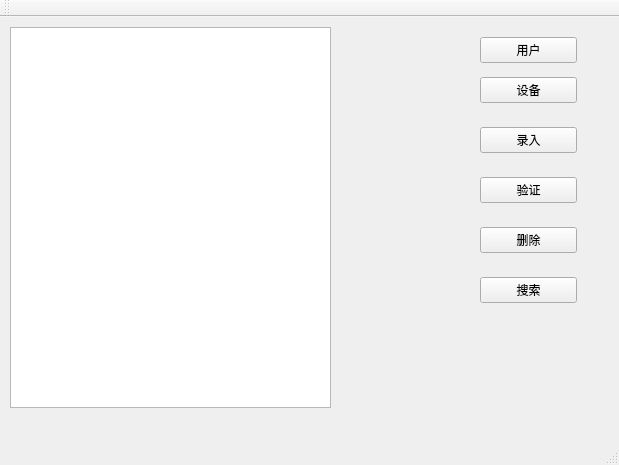
This is MyFingerVein/mainwindow.ui in gessd/whh as Qt 5 draws it before an edit. The edited form follows.
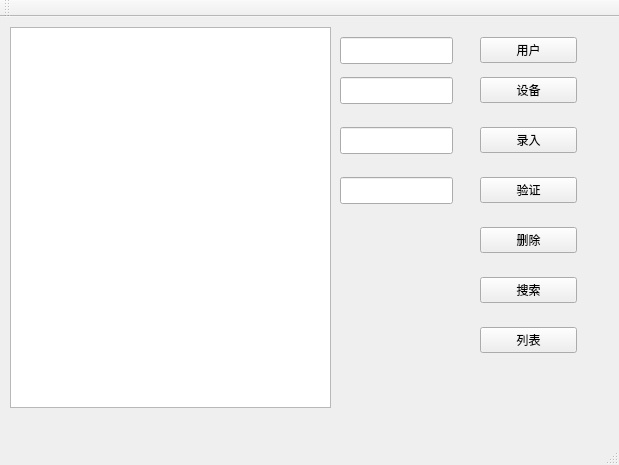
This is the edited form.

Commit message: 接口测试

```diff
--- a/MyFingerVein/mainwindow.ui
+++ b/MyFingerVein/mainwindow.ui
@@ -102,6 +102,59 @@
      <string>搜索</string>
     </property>
    </widget>
+   <widget class="QLineEdit" name="lineEditid">
+    <property name="geometry">
+     <rect>
+      <x>340</x>
+      <y>110</y>
+      <width>113</width>
+      <height>27</height>
+     </rect>
+    </property>
+   </widget>
+   <widget class="QLineEdit" name="lineEditname">
+    <property name="geometry">
+     <rect>
+      <x>340</x>
+      <y>160</y>
+      <width>113</width>
+      <height>27</height>
+     </rect>
+    </property>
+   </widget>
+   <widget class="QLineEdit" name="lineEditUser">
+    <property name="geometry">
+     <rect>
+      <x>340</x>
+      <y>20</y>
+      <width>113</width>
+      <height>27</height>
+     </rect>
+    </property>
+   </widget>
+   <widget class="QLineEdit" name="lineEditDevice">
+    <property name="geometry">
+     <rect>
+      <x>340</x>
+      <y>60</y>
+      <width>113</width>
+      <height>27</height>
+     </rect>
+    </property>
+   </widget>
+   <widget class="QPushButton" name="pushButton_7">
+    <property name="geometry">
+     <rect>
+      <x>480</x>
+      <y>310</y>
+      <width>97</width>
+      <height>26</height>
+     </rect>
+    </property>
+    <property name="text">
+     <string>列表</string>
+    </property>
+   </widget>
   </widget>
   <widget class="QMenuBar" name="menuBar">
    <property name="geometry">
```
The commit also changes 2 other files.
